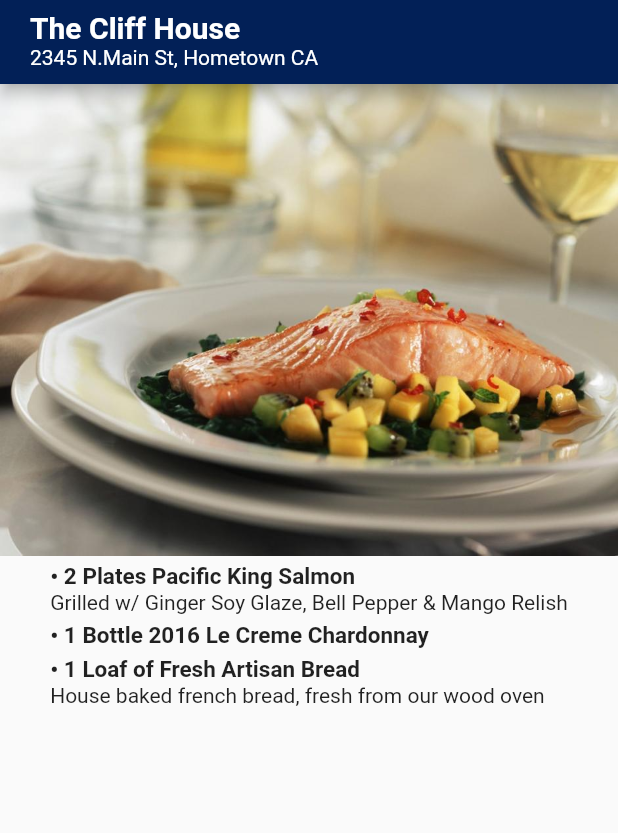
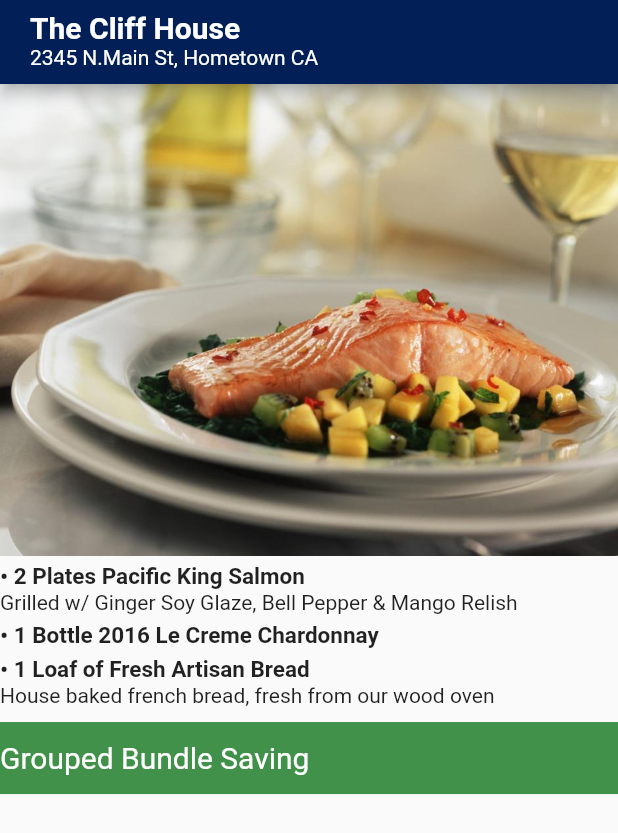
Before and after one commit to stathismor/bundle-down-client, a Flutter app: the screen it shows after launch, on a phone screen of 412 x 824 dp. Shown: the top 833 px of the screen. Run offline on Flutter 3.47's test engine with Material 2 defaults, Android fonts, the light colour scheme and no system bars.

Commit message:
Add grouped bundle saving text

```diff
--- a/lib/main.dart
+++ b/lib/main.dart
@@ -83,37 +83,75 @@ class _MyStatefulWidgetState extends State<MyStatefulWidget> {
             ),
             titlePadding: EdgeInsets.only(left: 20, bottom: 10),
           )),
-      body: SingleChildScrollView(
-          child: Column(children: [
+      body: Center(
+          child: ConstrainedBox(
+              constraints: new BoxConstraints(
+                maxWidth: 600.0,
+              ),
+              child: Column(
+                  crossAxisAlignment: CrossAxisAlignment.center,
+                  children: [
                     new Image.asset("assets/images/salmon.jpg"),
-        new Column(crossAxisAlignment: CrossAxisAlignment.start, children: [
-          new Column(crossAxisAlignment: CrossAxisAlignment.start, children: [
+                    new Column(
+                        mainAxisAlignment: MainAxisAlignment.center,
+                        crossAxisAlignment: CrossAxisAlignment.start,
+                        children: [
+                          new Column(
+                              crossAxisAlignment: CrossAxisAlignment.start,
+                              children: [
                                 SizedBox(height: 5),
                                 DottedText(
                                   "2 Plates Pacific King Salmon",
                                   textAlign: TextAlign.left,
-              style: TextStyle(fontSize: 15, fontWeight: FontWeight.bold),
+                                  style: TextStyle(
+                                      fontSize: 15,
+                                      fontWeight: FontWeight.bold),
                                 ),
-            new Text("Grilled w/ Ginger Soy Glaze, Bell Pepper & Mango Relish")
+                                new Text(
+                                    "Grilled w/ Ginger Soy Glaze, Bell Pepper & Mango Relish")
                               ]),
                           SizedBox(height: 5),
-          new Column(crossAxisAlignment: CrossAxisAlignment.start, children: [
+                          new Column(
+                              crossAxisAlignment: CrossAxisAlignment.start,
+                              children: [
                                 DottedText(
                                   "1 Bottle 2016 Le Creme Chardonnay",
                                   textAlign: TextAlign.left,
-              style: TextStyle(fontSize: 15, fontWeight: FontWeight.bold),
+                                  style: TextStyle(
+                                      fontSize: 15,
+                                      fontWeight: FontWeight.bold),
                                 )
                               ]),
                           SizedBox(height: 5),
-          new Column(crossAxisAlignment: CrossAxisAlignment.start, children: [
+                          new Column(
+                              crossAxisAlignment: CrossAxisAlignment.start,
+                              children: [
                                 DottedText(
                                   "1 Loaf of Fresh Artisan Bread",
-              style: TextStyle(fontSize: 15, fontWeight: FontWeight.bold),
+                                  style: TextStyle(
+                                      fontSize: 15,
+                                      fontWeight: FontWeight.bold),
                                 ),
-            new Text("House baked french bread, fresh from our wood oven")
-          ])
+                                new Text(
+                                    "House baked french bread, fresh from our wood oven")
                               ]),
-      ])),
+                          new Container(
+                              margin: const EdgeInsets.only(top: 10),
+                              color: const Color(0xff42914A),
+                              height: 48.0,
+                              child: new FractionallySizedBox(
+                                  widthFactor: 1,
+                                  child: new Row(
+                                      crossAxisAlignment:
+                                          CrossAxisAlignment.center,
+                                      children: [
+                                        Text("Grouped Bundle Saving",
+                                            style: TextStyle(
+                                                fontSize: 20,
+                                                color: Colors.white))
+                                      ])))
+                        ]),
+                  ]))),
     );
   }
 }
```
Lines whose indentation alone changed are shown as unchanged.
